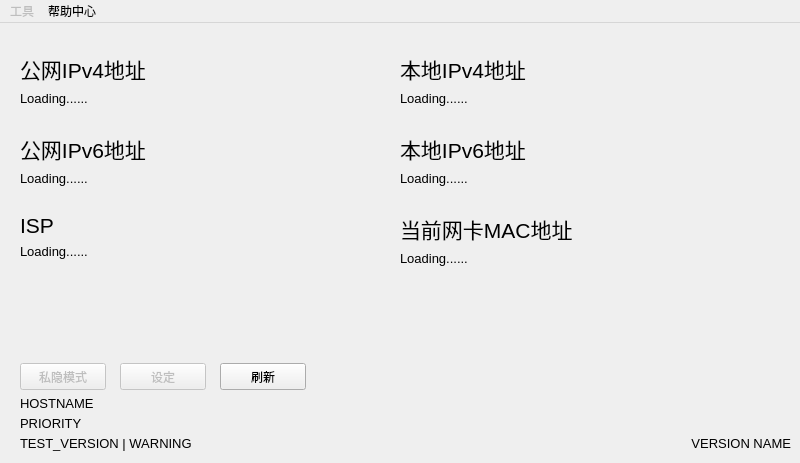
Above: Home.ui from akass-org/Army_Knife before the change. Below: the same form after it.
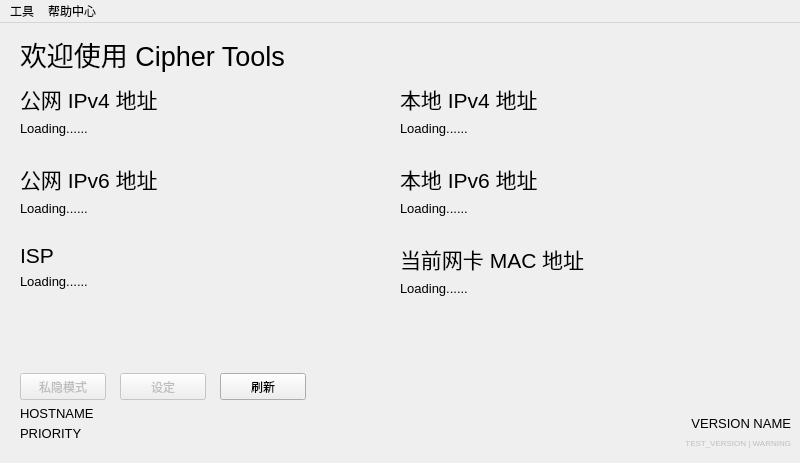
That is the form after the change.

Commit message: 准备实现设置，微调 UI ，软件名改为 Cipher Tools

What changed in the file:
```diff
--- a/Home.ui
+++ b/Home.ui
@@ -21,7 +21,7 @@
     <property name="geometry">
      <rect>
       <x>20</x>
-      <y>340</y>
+      <y>350</y>
       <width>86</width>
       <height>27</height>
      </rect>
@@ -37,7 +37,7 @@
     <property name="geometry">
      <rect>
       <x>120</x>
-      <y>340</y>
+      <y>350</y>
       <width>86</width>
       <height>27</height>
      </rect>
@@ -50,7 +50,7 @@
     <property name="geometry">
      <rect>
       <x>20</x>
-      <y>370</y>
+      <y>380</y>
       <width>231</width>
       <height>21</height>
      </rect>
@@ -68,7 +68,7 @@
     <property name="geometry">
      <rect>
       <x>20</x>
-      <y>30</y>
+      <y>60</y>
       <width>351</width>
       <height>58</height>
      </rect>
@@ -82,7 +82,7 @@
         </font>
        </property>
        <property name="text">
-        <string>公网IPv4地址</string>
+        <string>公网 IPv4 地址</string>
        </property>
       </widget>
      </item>
@@ -104,9 +104,9 @@
     <property name="geometry">
      <rect>
       <x>20</x>
-      <y>110</y>
+      <y>140</y>
       <width>351</width>
-      <height>58</height>
+      <height>61</height>
      </rect>
     </property>
     <layout class="QFormLayout" name="formLayout_3">
@@ -121,7 +121,7 @@
         </font>
        </property>
        <property name="text">
-        <string>公网IPv6地址</string>
+        <string>公网 IPv6 地址</string>
        </property>
       </widget>
      </item>
@@ -146,7 +146,7 @@
     <property name="geometry">
      <rect>
       <x>20</x>
-      <y>190</y>
+      <y>220</y>
       <width>351</width>
       <height>121</height>
      </rect>
@@ -188,7 +188,7 @@
     <property name="geometry">
      <rect>
       <x>400</x>
-      <y>30</y>
+      <y>60</y>
       <width>351</width>
       <height>58</height>
      </rect>
@@ -202,7 +202,7 @@
         </font>
        </property>
        <property name="text">
-        <string>本地IPv4地址</string>
+        <string>本地 IPv4 地址</string>
        </property>
       </widget>
      </item>
@@ -224,7 +224,7 @@
     <property name="geometry">
      <rect>
       <x>400</x>
-      <y>110</y>
+      <y>140</y>
       <width>351</width>
       <height>61</height>
      </rect>
@@ -238,7 +238,7 @@
         </font>
        </property>
        <property name="text">
-        <string>本地IPv6地址</string>
+        <string>本地 IPv6 地址</string>
        </property>
       </widget>
      </item>
@@ -260,24 +260,12 @@
     <property name="geometry">
      <rect>
       <x>400</x>
-      <y>190</y>
+      <y>220</y>
       <width>351</width>
       <height>121</height>
      </rect>
     </property>
     <layout class="QFormLayout" name="formLayout_6">
-     <item row="0" column="0">
-      <widget class="QLabel" name="currentMac">
-       <property name="font">
-        <font>
-         <pointsize>16</pointsize>
-        </font>
-       </property>
-       <property name="text">
-        <string>当前网卡MAC地址</string>
-       </property>
-      </widget>
-     </item>
      <item row="1" column="0">
       <widget class="QLabel" name="Mac">
        <property name="font">
@@ -290,6 +278,18 @@
        </property>
       </widget>
      </item>
+     <item row="0" column="0">
+      <widget class="QLabel" name="currentMac">
+       <property name="font">
+        <font>
+         <pointsize>16</pointsize>
+        </font>
+       </property>
+       <property name="text">
+        <string>当前网卡 MAC 地址</string>
+       </property>
+      </widget>
+     </item>
     </layout>
    </widget>
    <widget class="QPushButton" name="refresh">
@@ -299,7 +299,7 @@
     <property name="geometry">
      <rect>
       <x>220</x>
-      <y>340</y>
+      <y>350</y>
       <width>86</width>
       <height>27</height>
      </rect>
@@ -312,7 +312,7 @@
     <property name="geometry">
      <rect>
       <x>20</x>
-      <y>390</y>
+      <y>400</y>
       <width>231</width>
       <height>20</height>
      </rect>
@@ -327,9 +327,12 @@
     </property>
    </widget>
    <widget class="QLabel" name="test_waring">
+    <property name="enabled">
+     <bool>false</bool>
+    </property>
     <property name="geometry">
      <rect>
-      <x>20</x>
+      <x>270</x>
       <y>410</y>
       <width>521</width>
       <height>20</height>
@@ -337,7 +340,7 @@
     </property>
     <property name="font">
      <font>
-      <pointsize>10</pointsize>
+      <pointsize>6</pointsize>
      </font>
     </property>
     <property name="text">
@@ -346,6 +349,9 @@
     <property name="textFormat">
      <enum>Qt::TextFormat::PlainText</enum>
     </property>
+    <property name="alignment">
+     <set>Qt::AlignmentFlag::AlignRight|Qt::AlignmentFlag::AlignTrailing|Qt::AlignmentFlag::AlignVCenter</set>
+    </property>
     <property name="wordWrap">
      <bool>false</bool>
     </property>
@@ -354,7 +360,7 @@
     <property name="geometry">
      <rect>
       <x>560</x>
-      <y>410</y>
+      <y>390</y>
       <width>231</width>
       <height>20</height>
      </rect>
@@ -377,6 +383,25 @@
      <bool>false</bool>
     </property>
    </widget>
+   <widget class="QLabel" name="softname">
+    <property name="geometry">
+     <rect>
+      <x>20</x>
+      <y>10</y>
+      <width>291</width>
+      <height>41</height>
+     </rect>
+    </property>
+    <property name="font">
+     <font>
+      <pointsize>20</pointsize>
+      <bold>false</bold>
+     </font>
+    </property>
+    <property name="text">
+     <string>欢迎使用 Cipher Tools </string>
+    </property>
+   </widget>
   </widget>
   <widget class="QMenuBar" name="menubar">
    <property name="geometry">
@@ -387,29 +412,6 @@
      <height>23</height>
     </rect>
    </property>
-   <widget class="QMenu" name="tools">
-    <property name="enabled">
-     <bool>false</bool>
-    </property>
-    <property name="tearOffEnabled">
-     <bool>true</bool>
-    </property>
-    <property name="title">
-     <string>工具</string>
-    </property>
-    <widget class="QMenu" name="Ping">
-     <property name="title">
-      <string>NowPing 延迟检测</string>
-     </property>
-     <addaction name="PingCS"/>
-     <addaction name="PingVAL"/>
-     <addaction name="PINGGNT"/>
-    </widget>
-    <addaction name="WOL"/>
-    <addaction name="track"/>
-    <addaction name="NAT"/>
-    <addaction name="Ping"/>
-   </widget>
    <widget class="QMenu" name="helpcenter">
     <property name="title">
      <string>帮助中心</string>
@@ -437,6 +439,30 @@
     <addaction name="git"/>
     <addaction name="issue"/>
    </widget>
+   <widget class="QMenu" name="tools">
+    <property name="enabled">
+     <bool>true</bool>
+    </property>
+    <property name="tearOffEnabled">
+     <bool>true</bool>
+    </property>
+    <property name="title">
+     <string>工具</string>
+    </property>
+    <widget class="QMenu" name="Ping">
+     <property name="title">
+      <string>NowPing 延迟检测</string>
+     </property>
+     <addaction name="PingCS"/>
+     <addaction name="PingVAL"/>
+     <addaction name="PINGGNT"/>
+    </widget>
+    <addaction name="actionMultiOutput"/>
+    <addaction name="WOL"/>
+    <addaction name="track"/>
+    <addaction name="NAT"/>
+    <addaction name="Ping"/>
+   </widget>
    <addaction name="tools"/>
    <addaction name="helpcenter"/>
   </widget>
```
Left out of the diff: 7 changed lines with no effect on the pictures. The commit also changes 8 other files.
